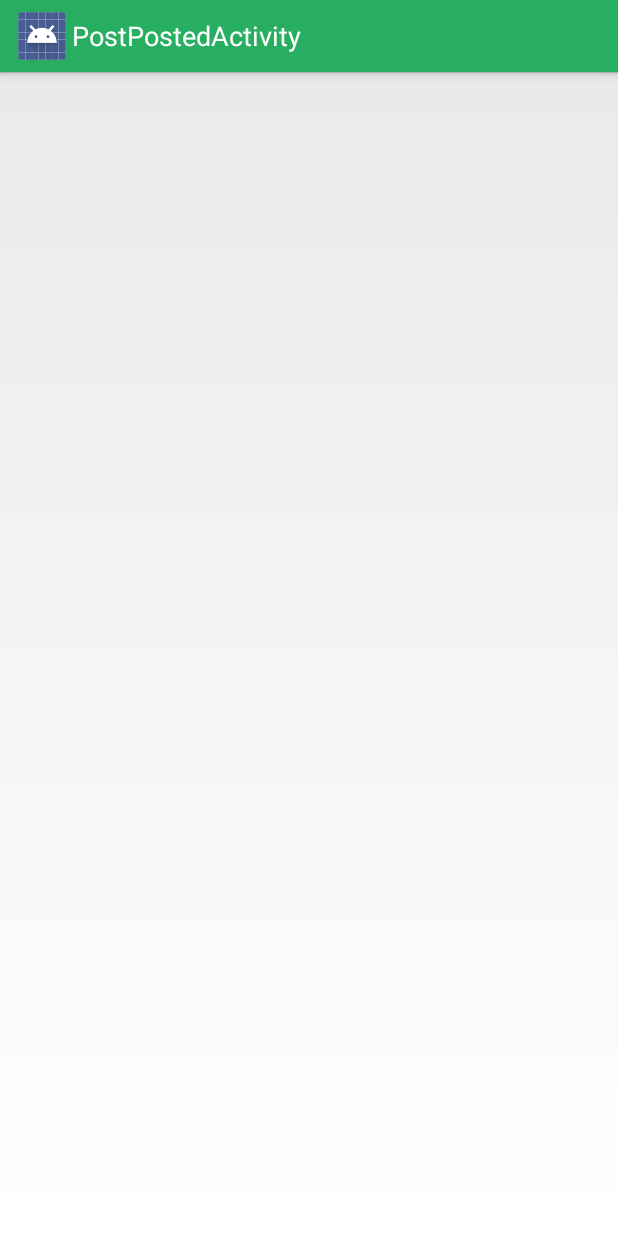
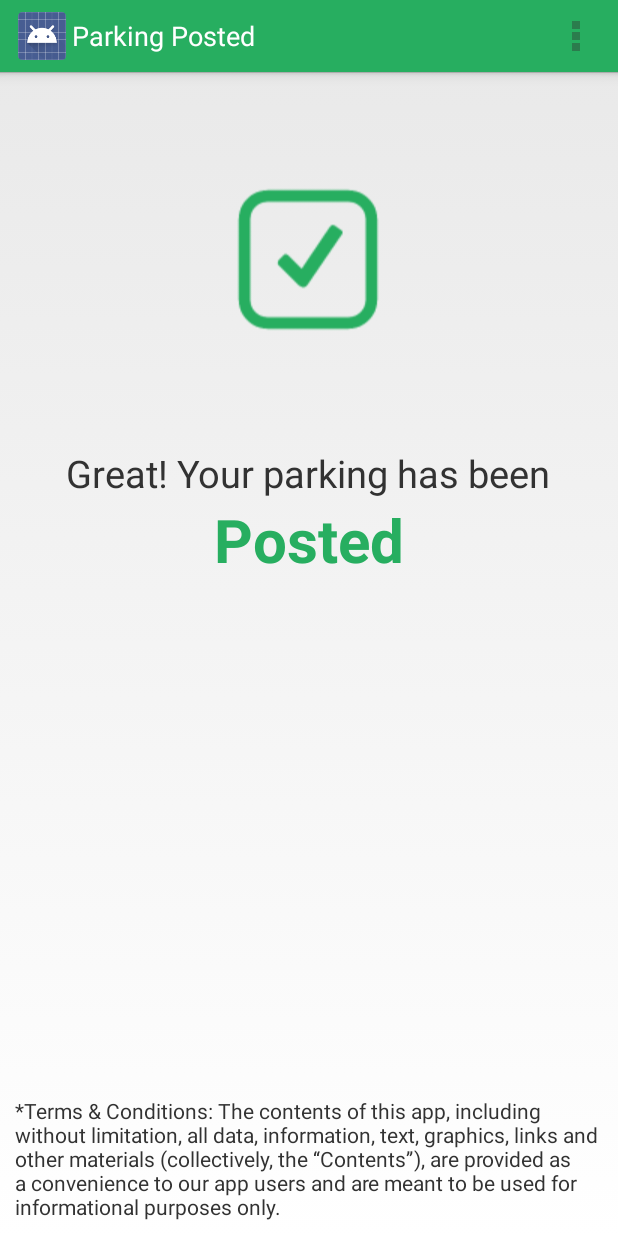
Before and after one commit to vishalshubham/WaterPark, an Android app: the PostPostedActivity screen opened directly, with no data from a screen before it, on a phone screen of 412 x 824 dp. Run offline under Robolectric (Android 15) with nearby library versions, the phone set to English and light mode, and no system bars.

Commit message:
Posted Activity done

```diff
--- a/app/src/main/java/waterpark/com/waterpark/PostDetailsActivity.java
+++ b/app/src/main/java/waterpark/com/waterpark/PostDetailsActivity.java
@@ -37,6 +37,10 @@ public class PostDetailsActivity extends Activity {
                 else{
                     Log.d(DEBUGTAG, "Starting PostSearchActivity");
                     Intent i = new Intent(PostDetailsActivity.this, PostSearchActivity.class);
+                    i.putExtra("name", textName.getText());
+                    i.putExtra("addr", textAddr.getText());
+                    i.putExtra("email", textEmail.getText());
+                    i.putExtra("phone", textPhone.getText());
                     startActivity(i);
                 }
             }
--- a/app/src/main/java/waterpark/com/waterpark/PostPostedActivity.java
+++ b/app/src/main/java/waterpark/com/waterpark/PostPostedActivity.java
@@ -1,11 +1,12 @@
 package waterpark.com.waterpark;
 
+import android.app.Activity;
 import android.support.v7.app.AppCompatActivity;
 import android.os.Bundle;
 import android.view.Menu;
 import android.view.MenuItem;
 
-public class PostPostedActivity extends AppCompatActivity {
+public class PostPostedActivity extends Activity {
 
     @Override
     protected void onCreate(Bundle savedInstanceState) {
--- a/app/src/main/res/layout/activity_post_details.xml
+++ b/app/src/main/res/layout/activity_post_details.xml
@@ -23,6 +23,7 @@
         android:layout_marginTop="10dp"
         android:layout_gravity="center_horizontal"
         android:gravity="center"
+        android:singleLine="true"
         android:hint="@string/text_name_eg"/>
 
     <TextView
@@ -43,6 +44,7 @@
         android:layout_marginTop="10dp"
         android:layout_gravity="center_horizontal"
         android:gravity="center"
+        android:singleLine="true"
         android:hint="@string/text_address_eg"/>
 
     <TextView
@@ -63,6 +65,7 @@
         android:layout_marginTop="10dp"
         android:layout_gravity="center_horizontal"
         android:gravity="center"
+        android:singleLine="true"
         android:hint="@string/text_email_eg"/>
 
     <TextView
@@ -83,6 +86,8 @@
         android:layout_marginTop="10dp"
         android:layout_gravity="center_horizontal"
         android:gravity="center"
+        android:singleLine="true"
+        android:phoneNumber="true"
         android:hint="@string/text_phone_eg"/>
 
     <LinearLayout
--- a/app/src/main/res/layout/activity_post_posted.xml
+++ b/app/src/main/res/layout/activity_post_posted.xml
@@ -1,12 +1,52 @@
-<RelativeLayout xmlns:android="http://schemas.android.com/apk/res/android"
+<LinearLayout xmlns:android="http://schemas.android.com/apk/res/android"
     xmlns:tools="http://schemas.android.com/tools" android:layout_width="match_parent"
-    android:layout_height="match_parent" android:paddingLeft="@dimen/activity_horizontal_margin"
-    android:paddingRight="@dimen/activity_horizontal_margin"
-    android:paddingTop="@dimen/activity_vertical_margin"
-    android:paddingBottom="@dimen/activity_vertical_margin"
-    tools:context="waterpark.com.waterpark.PostPostedActivity">
+    android:layout_height="match_parent"
+    tools:context="waterpark.com.waterpark.PostPostedActivity"
+    android:orientation="vertical">
 
-    <TextView android:text="@string/hello_world" android:layout_width="wrap_content"
-        android:layout_height="wrap_content" />
+    <LinearLayout
+        android:layout_width="wrap_content"
+        android:layout_height="wrap_content"
+        android:orientation="vertical"
+        android:layout_gravity="center"
+        android:layout_weight="1">
+        <ImageView
+            android:id="@+id/id_image_correct_incorrect"
+            android:layout_width="wrap_content"
+            android:layout_height="250dp"
+            android:layout_gravity="center"
+            android:src="@drawable/ic_correct"/>
+        <TextView
+            android:id="@+id/id_text_correct_incorrect"
+            android:layout_width="wrap_content"
+            android:layout_height="wrap_content"
+            android:layout_gravity="center"
+            android:textSize="25dp"
+            android:gravity="center"
+            android:text="@string/text_correct_message"
+            />
+        <TextView
+            android:id="@+id/id_text_posted"
+            android:layout_width="fill_parent"
+            android:layout_height="wrap_content"
+            android:layout_gravity="center"
+            android:textSize="40dp"
+            android:textStyle="bold"
+            android:textColor="#27ae60"
+            android:gravity="center"
+            android:text="@string/text_posted_message"
+            />
+    </LinearLayout>
 
-</RelativeLayout>
+    <TextView
+        android:id="@+id/id_text_terms_conditions"
+        android:layout_width="fill_parent"
+        android:layout_height="wrap_content"
+        android:layout_gravity="center_vertical|right"
+        android:gravity="left"
+        android:layout_marginTop="60dp"
+        android:padding="10dp"
+        android:text="@string/text_terms"
+        />
+
+</LinearLayout>
--- a/app/src/main/res/layout/activity_post_search.xml
+++ b/app/src/main/res/layout/activity_post_search.xml
@@ -148,11 +148,11 @@
         android:layout_marginTop="20dp"
         android:layout_gravity="center">
         <Button
-            android:id="@+id/id_button_search"
+            android:id="@+id/id_button_post"
             android:layout_width="160dp"
             android:layout_height="wrap_content"
             android:background="@drawable/shape_button_green"
-            android:text="@string/text_search"
+            android:text="@string/text_post"
             android:textColor="#FFFFFF"
             android:textStyle="bold"
             android:layout_gravity="center_horizontal"/>
--- a/app/src/main/res/values/strings.xml
+++ b/app/src/main/res/values/strings.xml
@@ -35,5 +35,13 @@
     <string name="text_name_eg">E.g. Jonh Snow</string>
     <string name="getting_data">Loading data ...</string>
     <string name="title_activity_main">Available Parking lots</string>
-    <string name="title_activity_post_posted">PostPostedActivity</string>
+    <string name="title_activity_post_posted">Parking Posted</string>
+    <string name="text_correct_message">Great! Your parking has been</string>
+    <string name="text_incorrect_message">Sorry! Your parking was not</string>
+    <string name="text_post">Post Parking</string>
+    <string name="text_posted_message">Posted</string>
+    <string name="text_not_posted_message">Not Posted</string>
+    <string name="text_terms"><![CDATA[*Terms & Conditions: The contents of this app, including without limitation, all data, information, text,
+graphics, links and other materials (collectively, the “Contents”), are provided as a
+convenience to our app users and are meant to be used for informational purposes only.]]></string>
 </resources>
```
Also changed, not shown: app/src/main/java/waterpark/com/waterpark/PostSearchActivity.java (+17 -0 lines), app/src/main/res/drawable/ic_correct.png (added), app/src/main/res/drawable/ic_incorrect.png (added).
